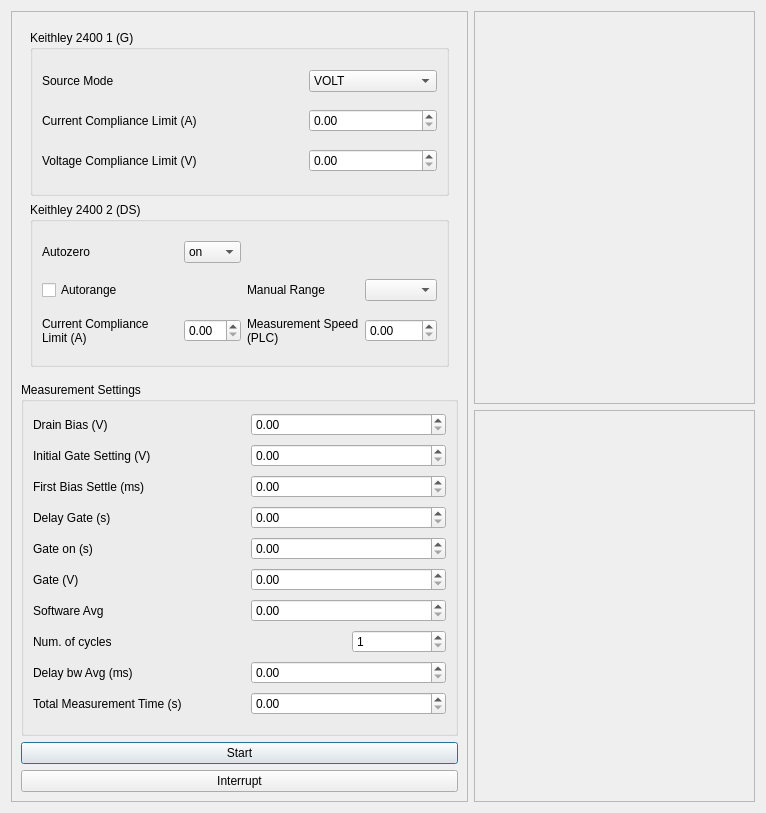
Old version of the form src/main/resources/base/transient_step_response.ui in the repository rajgiriUW/OECT_Control.
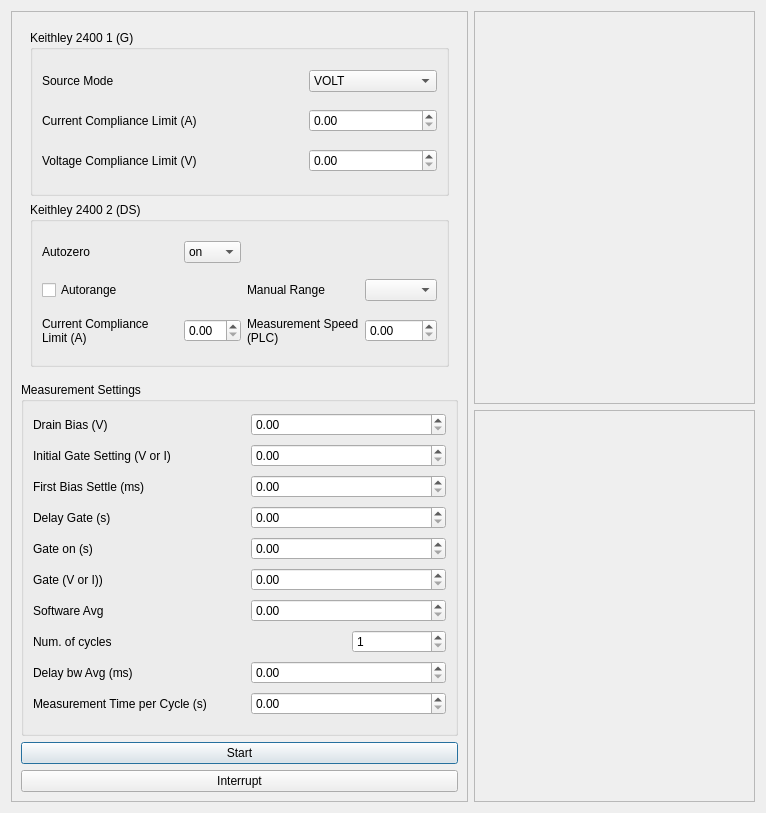
New version of the form.

Commit message: Fixes to transient code to allow current sourcing on Gate. Interrupt transient added.

```diff
--- a/src/main/resources/base/transient_step_response.ui
+++ b/src/main/resources/base/transient_step_response.ui
@@ -225,7 +225,7 @@
          <item row="5" column="0">
           <widget class="QLabel" name="label_12">
            <property name="text">
-            <string>Gate (V)</string>
+            <string>Gate (V or I))</string>
            </property>
           </widget>
          </item>
@@ -278,7 +278,7 @@
          <item row="1" column="0" colspan="2">
           <widget class="QLabel" name="label_8">
            <property name="text">
-            <string>Initial Gate Setting (V)</string>
+            <string>Initial Gate Setting (V or I)</string>
            </property>
            <property name="wordWrap">
             <bool>true</bool>
@@ -294,7 +294,7 @@
          <item row="9" column="0" colspan="2">
           <widget class="QLabel" name="label_11">
            <property name="text">
-            <string>Total Measurement Time (s)</string>
+            <string>Measurement Time per Cycle (s)</string>
            </property>
           </widget>
          </item>
```
The commit also changes 3 other files.
